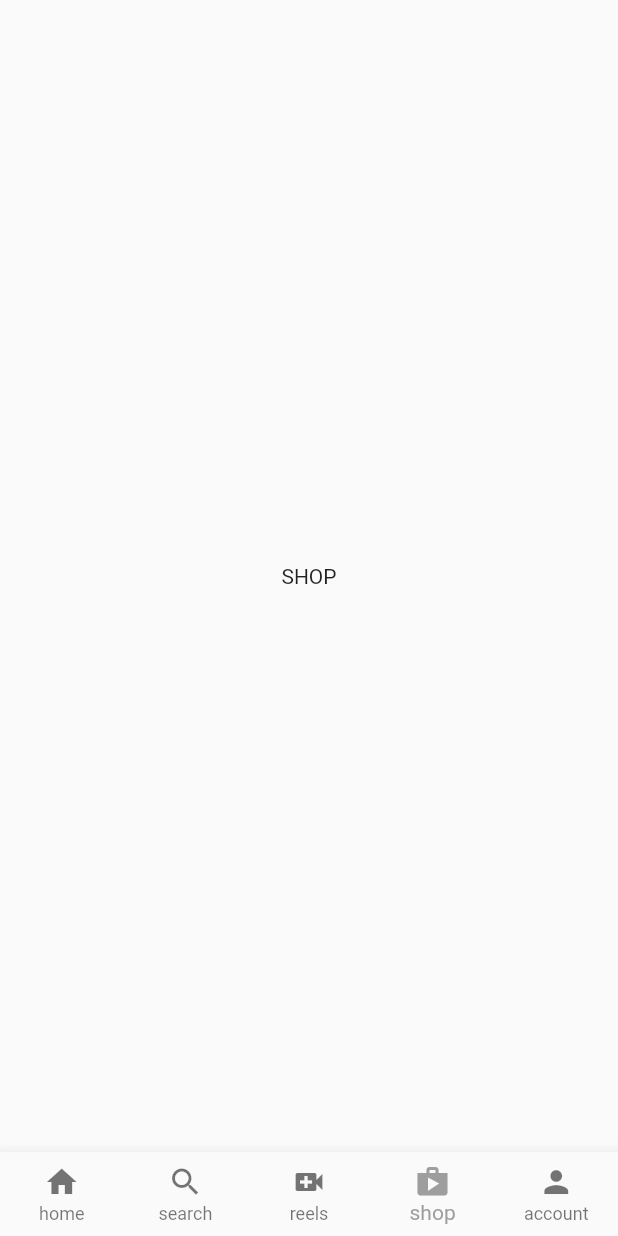
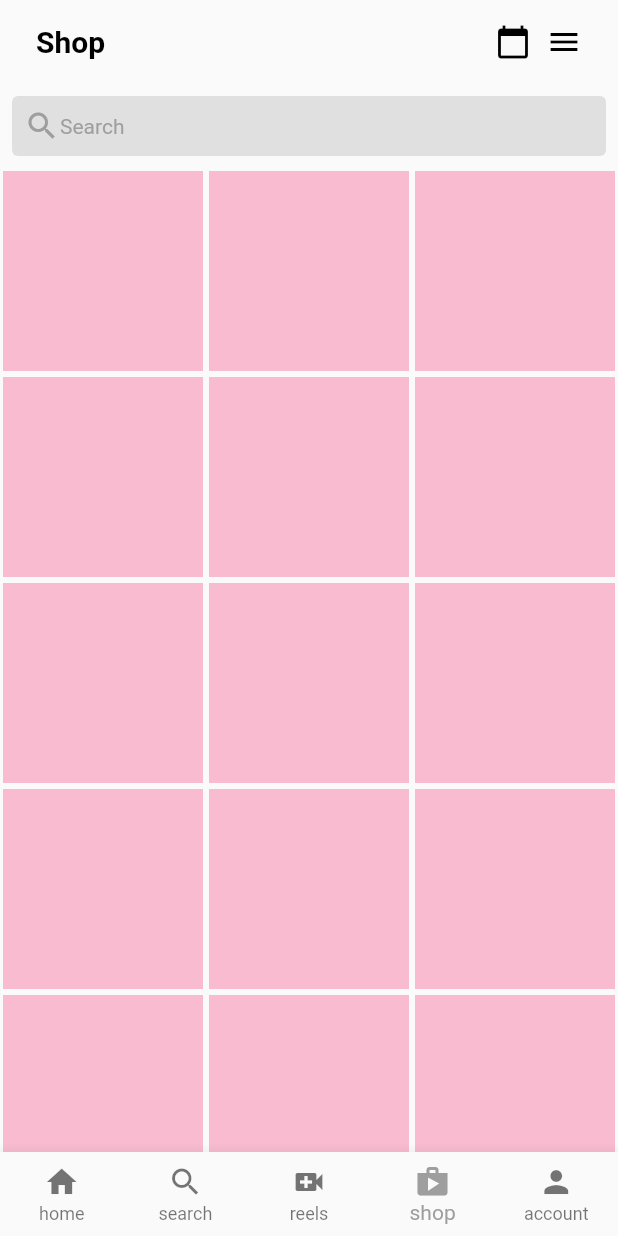
Before and after one commit to leo-vieiraa/instagram_ui_flutter, a Flutter app: the screen it shows after launch, item 4 of the bottom bar chosen, on a phone screen of 412 x 824 dp. Run offline on Flutter 3.47's test engine with Material 2 defaults, Android fonts, the light colour scheme and no system bars.

Commit message:
created shop section

```diff
--- a/lib/pages/shop.dart
+++ b/lib/pages/shop.dart
@@ -1,13 +1,69 @@
 import 'package:flutter/material.dart';
+import 'package:instagram_ui_flutter/util/shop_grid.dart';
 
 class UserShop extends StatelessWidget {
   const UserShop({super.key});
 
   @override
   Widget build(BuildContext context) {
-    return const Scaffold(
-      body: Center(
-        child: Text('SHOP'),
+    return Scaffold(
+      appBar: AppBar(
+        backgroundColor: Colors.transparent,
+        elevation: 0,
+        title: Padding(
+          padding: const EdgeInsets.all(8),
+          child: Row(
+            mainAxisAlignment: MainAxisAlignment.spaceBetween,
+            children: [
+              Text(
+                'Shop',
+                style: TextStyle(fontWeight: FontWeight.bold, fontSize: 20),
+              ),
+              Row(
+                children: [
+                  Icon(Icons.calendar_today),
+                  SizedBox(
+                    width: 10,
+                  ),
+                  Icon(Icons.menu),
+                ],
+              )
+            ],
+          ),
+        ),
+      ),
+      body: Column(
+        children: [
+          Padding(
+            padding: const EdgeInsets.all(8),
+            child: ClipRRect(
+              borderRadius: BorderRadius.circular(4),
+              child: Container(
+                padding: EdgeInsets.all(8),
+                color: Colors.grey[300],
+                child: Row(
+                  children: [
+                    Icon(
+                      Icons.search,
+                      color: Colors.grey[500],
+                    ),
+                    Container(
+                      child: Center(
+                        child: Text(
+                          'Search',
+                          style: TextStyle(
+                            color: Colors.grey[500],
+                          ),
+                        ),
+                      ),
+                    )
+                  ],
+                ),
+              ),
+            ),
+          ),
+          Expanded(child: ShopGrid()),
+        ],
       ),
     );
   }
--- /dev/null
+++ b/lib/util/shop_grid.dart
@@ -0,0 +1,22 @@
+import 'package:flutter/material.dart';
+
+class ShopGrid extends StatelessWidget {
+  const ShopGrid({super.key});
+
+  @override
+  Widget build(BuildContext context) {
+    return GridView.builder(
+      itemCount: 20,
+      gridDelegate:
+          SliverGridDelegateWithFixedCrossAxisCount(crossAxisCount: 3),
+      itemBuilder: (context, index) {
+        return Padding(
+          padding: const EdgeInsets.all(2.0),
+          child: Container(
+            color: Colors.pink[100],
+          ),
+        );
+      },
+    );
+  }
+}
```
